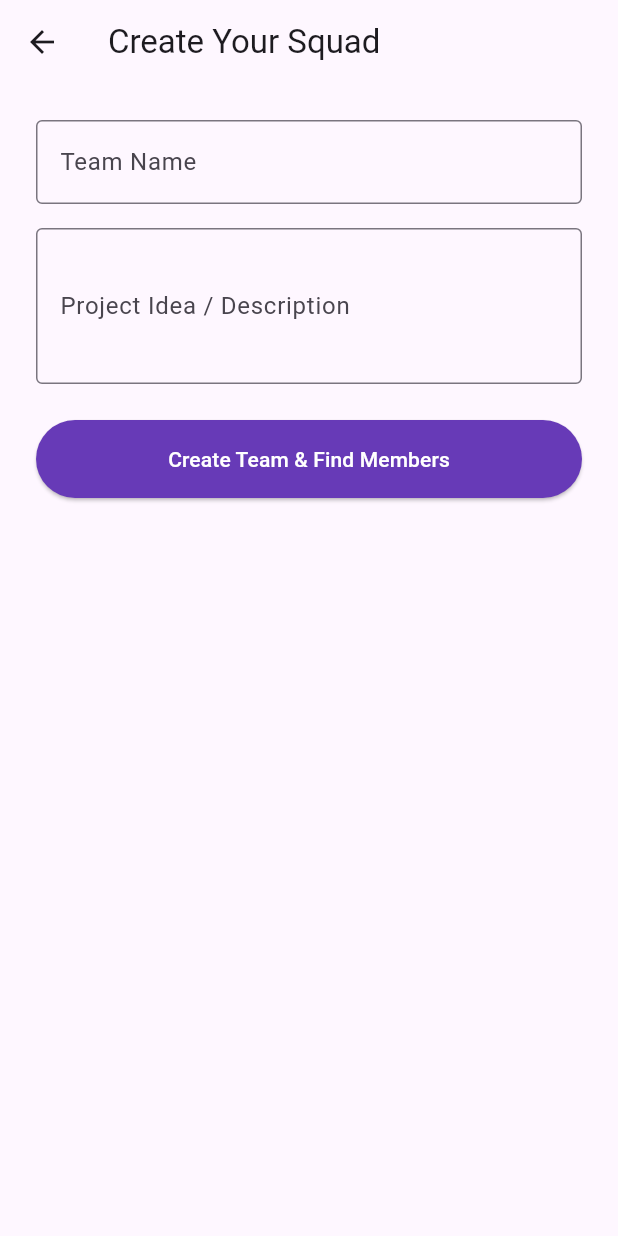
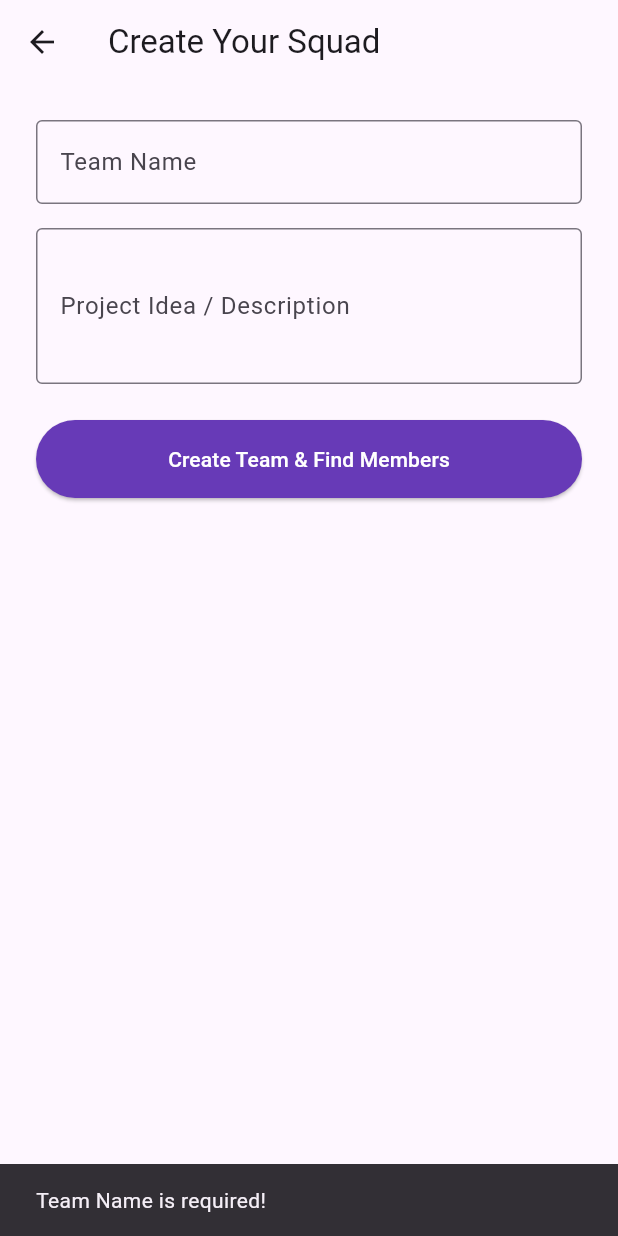
Before and after one commit to Dhivakar40/squad_io-frontend, a Flutter app: the CreateTeamScreen screen opened directly, after a tap on "Create Team & Find Members", on a phone screen of 412 x 824 dp. Run offline on Flutter 3.47's test engine with Material 3 defaults, Android fonts, the phone set to English and light mode, and no system bars; our stand-ins replace supabase_flutter; accounts and stored records are empty.

Commit message:
Updated requition

```diff
--- a/lib/screens/create_team_screen.dart
+++ b/lib/screens/create_team_screen.dart
@@ -18,7 +18,11 @@ class _CreateTeamScreenState extends State<CreateTeamScreen> {
   bool _isLoading = false;
 
   Future<void> _createTeam() async {
-    if (_nameController.text.isEmpty) return;
+    // 1. Validation
+    if (_nameController.text.trim().isEmpty) {
+      ScaffoldMessenger.of(context).showSnackBar(const SnackBar(content: Text("Team Name is required!")));
+      return;
+    }
 
     setState(() => _isLoading = true);
     final userId = Supabase.instance.client.auth.currentUser!.id;
@@ -28,23 +32,41 @@ class _CreateTeamScreenState extends State<CreateTeamScreen> {
         Uri.parse('${ApiService.baseUrl.replaceAll("/match", "")}/teams/create'),
         headers: {"Content-Type": "application/json"},
         body: jsonEncode({
-          "name": _nameController.text,
-          "description": _descController.text,
+          "name": _nameController.text.trim(),
+          "description": _descController.text.trim(),
           "leaderId": userId,
-          "bucketId": 1 // Defaulting to 1 for now (General Project)
+          "bucketId": 1
         }),
+      ).timeout(const Duration(seconds: 10)
       );
 
+      // 3. Handle Response
       if (response.statusCode == 200) {
         if (mounted) {
-          // Success! Go to the "Student Feed" to find members
-          Navigator.pushReplacement(context, MaterialPageRoute(builder: (_) => const TeammateFeed()));
+          ScaffoldMessenger.of(context).showSnackBar(
+              const SnackBar(content: Text("Team Created Successfully! 🚀"), backgroundColor: Colors.green)
+          );
+
+          // DELAY slightly so user sees the success message
+          await Future.delayed(const Duration(seconds: 1));
+
+          // 4. NAVIGATE to the Marketplace (Find Teammates)
+          Navigator.pushReplacement(
+              context,
+              MaterialPageRoute(builder: (_) => const TeammateFeed())
+          );
         }
       } else {
-        throw Exception("Failed: ${response.body}");
+        // Parse error message from server
+        final errorData = jsonDecode(response.body);
+        throw Exception(errorData['error'] ?? "Unknown error");
       }
     } catch (e) {
-      if(mounted) ScaffoldMessenger.of(context).showSnackBar(SnackBar(content: Text("Error: $e")));
+      if(mounted) {
+        ScaffoldMessenger.of(context).showSnackBar(
+            SnackBar(content: Text("Failed: $e"), backgroundColor: Colors.red)
+        );
+      }
     } finally {
       if(mounted) setState(() => _isLoading = false);
     }
```
